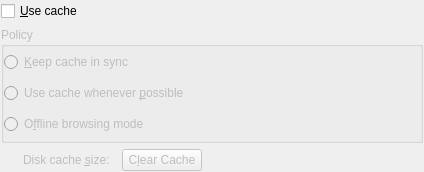
The window that konqueror/settings/kio/cache_ui.ui (KDE/konqueror) describes before a commit, drawn with Qt 5.
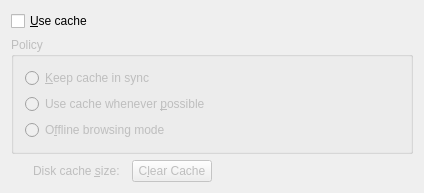
The same window after the commit. Custom widgets are drawn as their Qt base class.

```diff
--- a/konqueror/settings/kio/cache_ui.ui
+++ b/konqueror/settings/kio/cache_ui.ui
@@ -10,9 +10,6 @@
    </rect>
   </property>
   <layout class="QGridLayout" >
-   <property name="margin" >
-    <number>1</number>
-   </property>
    <property name="spacing" >
     <number>6</number>
    </property>
@@ -97,9 +94,6 @@
       <string>Policy</string>
      </property>
      <layout class="QVBoxLayout" >
-      <property name="margin" >
-       <number>0</number>
-      </property>
       <property name="spacing" >
        <number>6</number>
       </property>
```
